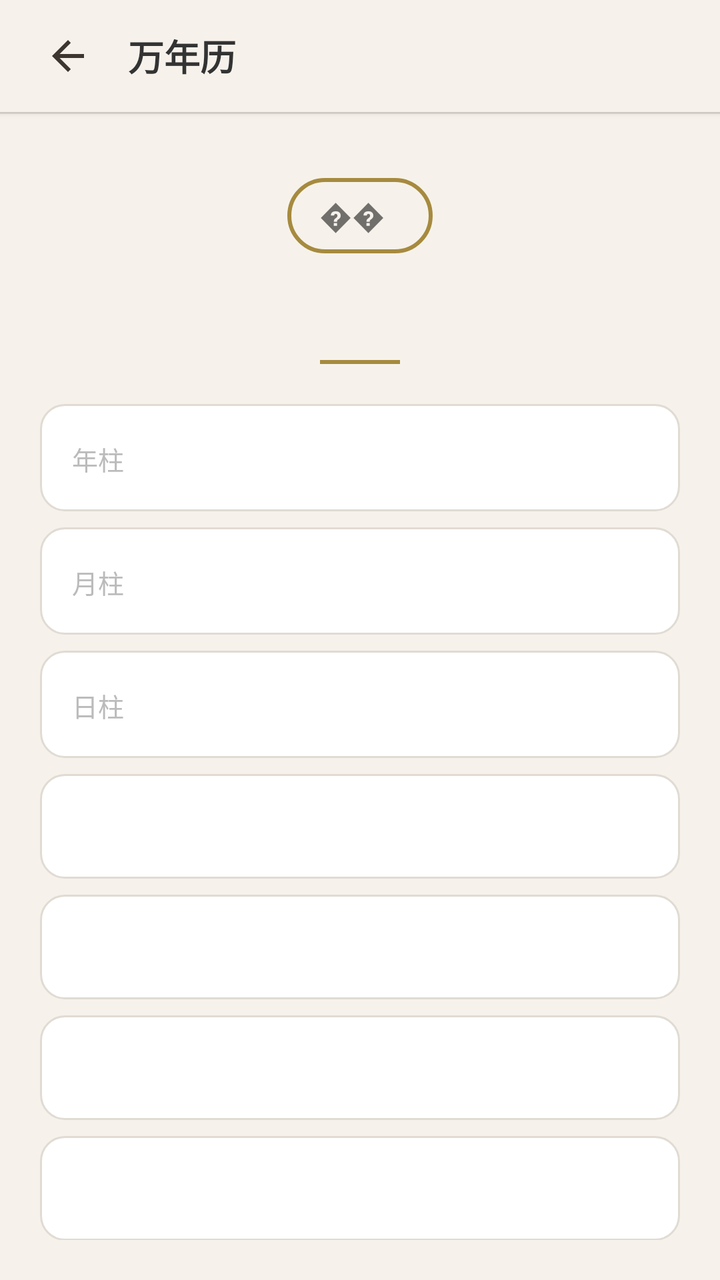
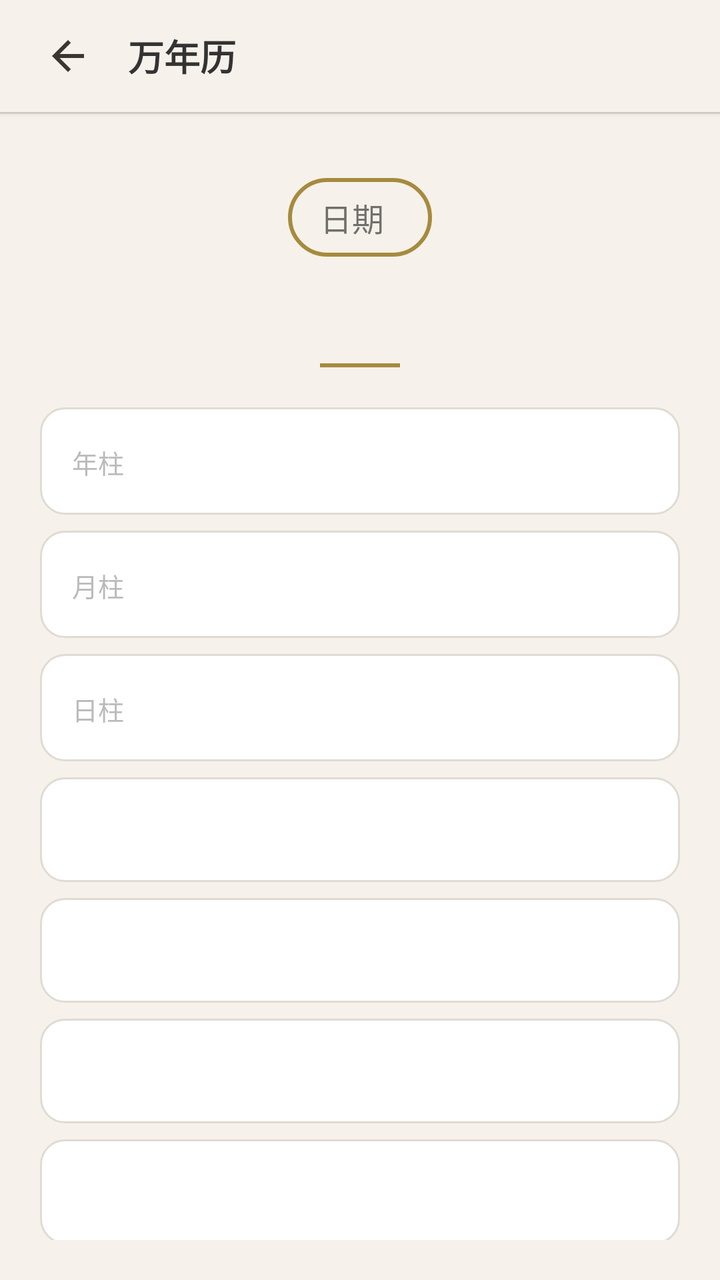

Before-and-after screenshots of an Android layout around one commit, followed by the original layout XML and the change that was made.
<!-- AndroidManifest.xml: application theme Theme.YizhaiYiju -->
<!-- res/layout/activity_calendar.xml -->
<?xml version="1.0" encoding="utf-8"?>
<LinearLayout xmlns:android="http://schemas.android.com/apk/res/android"
    android:orientation="vertical"
    android:background="@color/bg_page"
    android:layout_width="match_parent"
    android:layout_height="match_parent">
    <LinearLayout
        android:gravity="center_vertical"
        android:background="@color/bg_toolbar"
        android:paddingLeft="16dp"
        android:paddingRight="16dp"
        android:layout_width="match_parent"
        android:layout_height="56dp"
        android:elevation="2dp"
        android:paddingHorizontal="16dp">
        <ImageButton
            android:id="@+id/btn_back"
            android:background="?attr/selectableItemBackgroundBorderless"
            android:layout_width="36dp"
            android:layout_height="36dp"
            android:src="@drawable/ic_back"
            android:contentDescription="返回"/>
        <TextView
            android:textSize="18sp"
            android:textStyle="bold"
            android:textColor="@color/text_primary"
            android:layout_width="0dp"
            android:layout_height="wrap_content"
            android:text="万年历"
            android:layout_weight="1"
            android:layout_marginStart="12dp"/>
    </LinearLayout>
    <View
        android:background="@color/border_soft"
        android:layout_width="match_parent"
        android:layout_height="1dp"/>
    <ScrollView
        android:padding="20dp"
        android:layout_width="match_parent"
        android:layout_height="0dp"
        android:layout_weight="1">
        <LinearLayout
            android:gravity="center_horizontal"
            android:orientation="vertical"
            android:layout_width="match_parent"
            android:layout_height="wrap_content">
            <LinearLayout
                android:gravity="center_vertical"
                android:orientation="horizontal"
                android:id="@+id/btn_pick_date"
                android:background="@drawable/bg_outline_button"
                android:paddingLeft="16dp"
                android:paddingTop="8dp"
                android:paddingRight="16dp"
                android:paddingBottom="8dp"
                android:focusable="true"
                android:clickable="true"
                android:layout_width="wrap_content"
                android:layout_height="wrap_content"
                android:layout_marginTop="12dp"
                android:paddingHorizontal="16dp"
                android:paddingVertical="8dp">
                <TextView
                    android:textSize="16sp"
                    android:layout_width="wrap_content"
                    android:layout_height="wrap_content"
                    android:text="��"/>
                <TextView
                    android:textSize="14sp"
                    android:textStyle="bold"
                    android:textColor="@color/primary"
                    android:id="@+id/tv_solar_date"
                    android:layout_width="wrap_content"
                    android:layout_height="wrap_content"
                    android:layout_marginStart="8dp"/>
            </LinearLayout>
            <TextView
                android:textSize="28sp"
                android:textStyle="bold"
                android:textColor="@color/primary"
                android:id="@+id/tv_lunar_date"
                android:layout_width="wrap_content"
                android:layout_height="wrap_content"
                android:layout_marginTop="4dp"/>
            <View
                android:background="@color/primary"
                android:layout_width="40dp"
                android:layout_height="2dp"
                android:layout_marginTop="12dp"/>
            <LinearLayout
                android:background="@drawable/bg_card"
                android:padding="16dp"
                android:layout_width="match_parent"
                android:layout_height="wrap_content"
                android:layout_marginTop="20dp">
                <TextView
                    android:textSize="13sp"
                    android:textColor="@color/text_light"
                    android:layout_width="wrap_content"
                    android:layout_height="wrap_content"
                    android:text="年柱"/>
                <TextView
                    android:textSize="16sp"
                    android:textStyle="bold"
                    android:textColor="@color/text_primary"
                    android:id="@+id/tv_year_ganzhi"
                    android:layout_width="0dp"
                    android:layout_height="wrap_content"
                    android:layout_weight="1"
                    android:layout_marginStart="16dp"/>
            </LinearLayout>
            <LinearLayout
                android:background="@drawable/bg_card"
                android:padding="16dp"
                android:layout_width="match_parent"
                android:layout_height="wrap_content"
                android:layout_marginTop="8dp">
                <TextView
                    android:textSize="13sp"
                    android:textColor="@color/text_light"
                    android:layout_width="wrap_content"
                    android:layout_height="wrap_content"
                    android:text="月柱"/>
                <TextView
                    android:textSize="16sp"
                    android:textStyle="bold"
                    android:textColor="@color/text_primary"
                    android:id="@+id/tv_month_ganzhi"
                    android:layout_width="0dp"
                    android:layout_height="wrap_content"
                    android:layout_weight="1"
                    android:layout_marginStart="16dp"/>
            </LinearLayout>
            <LinearLayout
                android:background="@drawable/bg_card"
                android:padding="16dp"
                android:layout_width="match_parent"
                android:layout_height="wrap_content"
                android:layout_marginTop="8dp">
                <TextView
                    android:textSize="13sp"
                    android:textColor="@color/text_light"
                    android:layout_width="wrap_content"
                    android:layout_height="wrap_content"
                    android:text="日柱"/>
                <TextView
                    android:textSize="16sp"
                    android:textStyle="bold"
                    android:textColor="@color/text_primary"
                    android:id="@+id/tv_day_ganzhi"
                    android:layout_width="0dp"
                    android:layout_height="wrap_content"
                    android:layout_weight="1"
                    android:layout_marginStart="16dp"/>
            </LinearLayout>
            <LinearLayout
                android:background="@drawable/bg_card"
                android:padding="16dp"
                android:layout_width="match_parent"
                android:layout_height="wrap_content"
                android:layout_marginTop="8dp">
                <TextView
                    android:textSize="15sp"
                    android:textColor="@color/text_primary"
                    android:id="@+id/tv_jieqi"
                    android:layout_width="match_parent"
                    android:layout_height="wrap_content"/>
            </LinearLayout>
            <LinearLayout
                android:background="@drawable/bg_card"
                android:padding="16dp"
                android:layout_width="match_parent"
                android:layout_height="wrap_content"
                android:layout_marginTop="8dp">
                <TextView
                    android:textSize="15sp"
                    android:textStyle="bold"
                    android:textColor="@color/red_soft"
                    android:id="@+id/tv_chong"
                    android:layout_width="match_parent"
                    android:layout_height="wrap_content"/>
            </LinearLayout>
            <LinearLayout
                android:background="@drawable/bg_card"
                android:padding="16dp"
                android:layout_width="match_parent"
                android:layout_height="wrap_content"
                android:layout_marginTop="8dp">
                <TextView
                    android:textSize="15sp"
                    android:textColor="@color/green_ok"
                    android:id="@+id/tv_yi"
                    android:layout_width="match_parent"
                    android:layout_height="wrap_content"
                    android:lineSpacingMultiplier="1.5"/>
            </LinearLayout>
            <LinearLayout
                android:background="@drawable/bg_card"
                android:padding="16dp"
                android:layout_width="match_parent"
                android:layout_height="wrap_content"
                android:layout_marginTop="8dp"
                android:layout_marginBottom="16dp">
                <TextView
                    android:textSize="15sp"
                    android:textColor="@color/red_soft"
                    android:id="@+id/tv_ji"
                    android:layout_width="match_parent"
                    android:layout_height="wrap_content"
                    android:lineSpacingMultiplier="1.5"/>
            </LinearLayout>
        </LinearLayout>
    </ScrollView>
</LinearLayout>
<!-- resources referenced by this layout -->
<resources>
  <color name="bg_page">#f6f2eb</color>
  <color name="bg_toolbar">#f6f2eb</color>
  <color name="border_soft">#e0dbd3</color>
  <color name="green_ok">#4CAF50</color>
  <color name="primary">#a68a3e</color>
  <color name="red_soft">#b5452a</color>
  <color name="text_light">#bbbbbb</color>
  <color name="text_primary">#333333</color>
  <!-- drawable bg_card (drawable) -->
  <?xml version="1.0" encoding="utf-8"?>
  <shape xmlns:android="http://schemas.android.com/apk/res/android">
      <solid android:color="@color/bg_card"/>
      <corners android:radius="12dp"/>
      <stroke
          android:width="1dp"
          android:color="@color/border_soft"/>
  </shape>
  <!-- drawable bg_outline_button (drawable) -->
  <?xml version="1.0" encoding="utf-8"?>
  <shape xmlns:android="http://schemas.android.com/apk/res/android">
      <solid android:color="@android:color/transparent"/>
      <corners android:radius="24dp"/>
      <stroke
          android:width="2dp"
          android:color="@color/primary"/>
  </shape>
  <!-- drawable ic_back (drawable) -->
  <?xml version="1.0" encoding="utf-8"?>
  <vector xmlns:android="http://schemas.android.com/apk/res/android"
      android:height="24dp"
      android:width="24dp"
      android:viewportWidth="24"
      android:viewportHeight="24">
      <path
          android:fillColor="#3d3530"
          android:pathData="M20,11H7.83L13.42,5.41L12,4L4,12L12,20L13.41,18.59L7.83,13H20V11Z"/>
  </vector>
  <style name="Theme.YizhaiYiju" parent="Theme.MaterialComponents.Light.NoActionBar">
          <item name="colorPrimary">@color/primary</item>
          <item name="colorPrimaryDark">@color/primary</item>
          <item name="colorAccent">@color/accent</item>
          <item name="android:windowBackground">@color/bg_page</item>
          <item name="android:statusBarColor">@color/bg_page</item>
      </style>
  <color name="bg_card">#ffffff</color>
  <color name="accent">#b5452a</color>
</resources>

<!-- the commit's change to res/layout/activity_calendar.xml (unified diff, before → after) -->
@@ -64,7 +64,7 @@
                     android:textSize="16sp"
                     android:layout_width="wrap_content"
                     android:layout_height="wrap_content"
-                    android:text="��"/>
+                    android:text="日期"/>
                 <TextView
                     android:textSize="14sp"
                     android:textStyle="bold"
